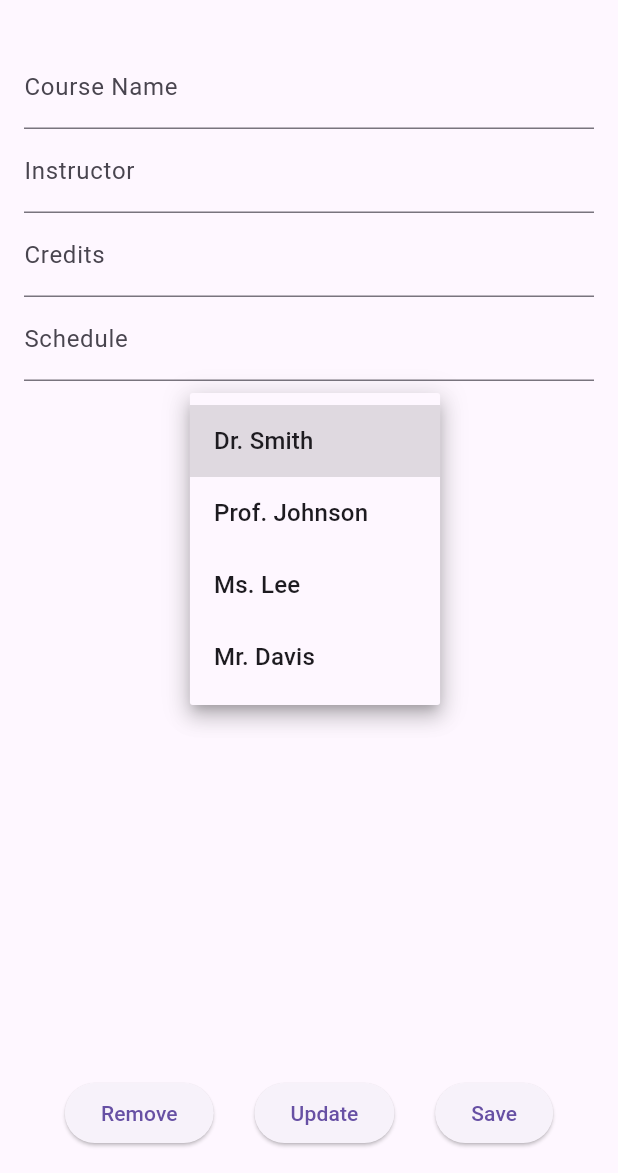
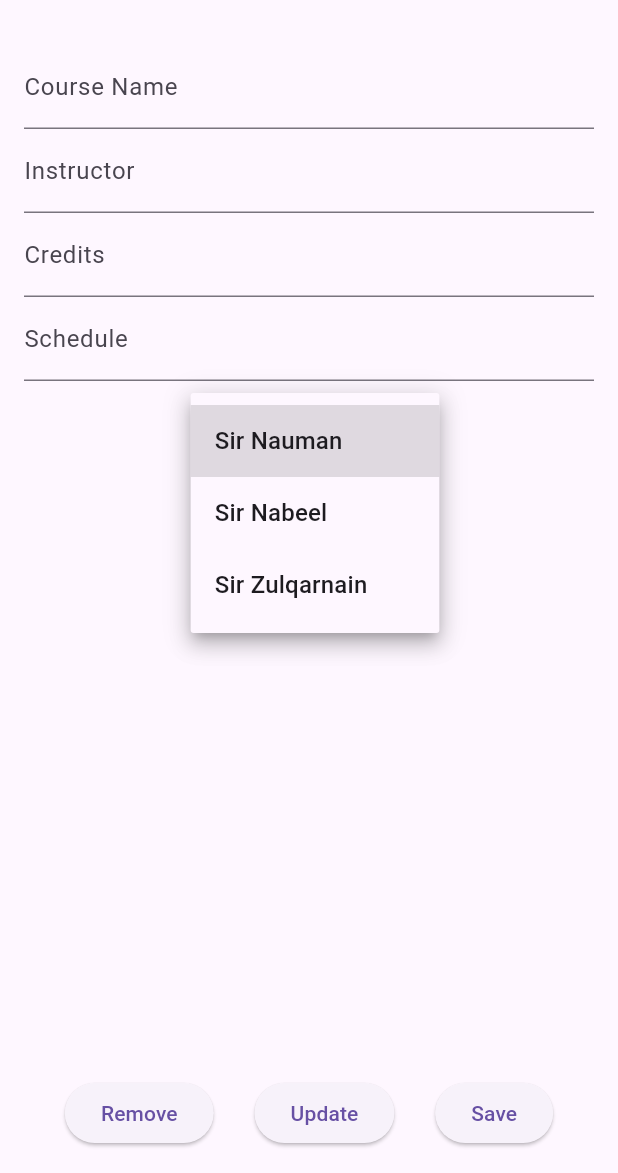
Before and after one commit to saimsajid123/Scheme-of-Study-Management-By-Muhammad-Saim-Sajid-And-Huzaifa-Qureshi-In-Flutter-With-Firebase, a Flutter app: the screen it shows after launch, after a tap on the "arrow drop down" icon, on a phone screen of 412 x 824 dp, the part 63-1236 px from its top. Run offline on Flutter 3.47's test engine with Material 3 defaults, Android fonts, the phone set to English and light mode, and no system bars.

Commit message:
Update main.dart

```diff
--- a/lib/main.dart
+++ b/lib/main.dart
@@ -193,14 +193,19 @@ class Course {
 }
 
 List<String> teachers = [
-  'Dr. Smith',
-  'Prof. Johnson',
-  'Ms. Lee',
-  'Mr. Davis',
+  'Sir Nauman',
+  'Sir Nabeel',
+  'Sir Zulqarnain',
+
 ];
 
 List<String> semesters = [
-  'Fall 2023',
-  'Spring 2024',
-  'Summer 2024',
+  'Semester 1',
+  'Semester 2',
+  'Semester 3',
+  'Semester 4',
+  'Semester 5',
+  'Semester 6',
+  'Semester 7',
+  'Semester 8',
 ];
```
